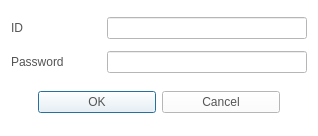
Qt form CaX/dialog/logindialog.ui (fsest4u/CaX_03) before a commit.
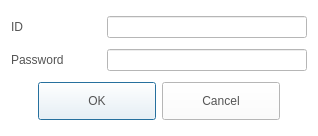
The same form after that commit. Icons and pictures are not drawn.

Patch:
```diff
--- a/CaX/dialog/logindialog.ui
+++ b/CaX/dialog/logindialog.ui
@@ -121,15 +121,16 @@
      <property name="minimumSize">
       <size>
        <width>0</width>
-       <height>34</height>
+       <height>0</height>
       </size>
      </property>
      <property name="styleSheet">
       <string notr="true">QPushButton
 {
-  border-image: url(&quot;:/resource/audiocd-popup-btn110-ok-n.png&quot;);
-width: 110px;
-color: rgb(84, 84, 84)
+	border-image: url(&quot;:/resource/audiocd-popup-btn110-ok-n.png&quot;);
+	width: 110px;
+	height: 30px;
+	color: rgb(84, 84, 84)
 }
 
 QPushButton:hover
```
Left out of the diff: 7 changed lines with no effect on the pictures.
